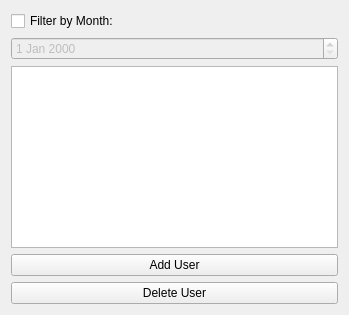
First picture: the form in src/memberlisttab.ui, repository tsukidan/team-blank-CS1C, before the edit.
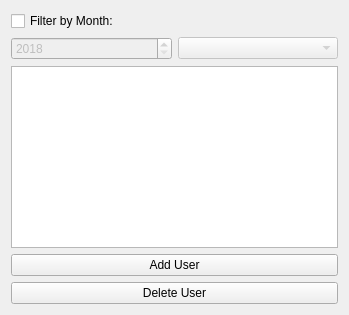
Second picture: the form after the edit.

Commit message: Start working on filter by month not just day

```diff
--- a/src/memberlisttab.ui
+++ b/src/memberlisttab.ui
@@ -22,11 +22,28 @@
     </widget>
    </item>
    <item>
-    <widget class="QDateEdit" name="filterMonth">
+    <layout class="QHBoxLayout" name="horizontalLayout_2">
+     <item>
+      <widget class="QSpinBox" name="yearSpinBox">
      <property name="enabled">
       <bool>false</bool>
      </property>
-    </widget>
+       <property name="minimum">
+        <number>2018</number>
+       </property>
+       <property name="maximum">
+        <number>2025</number>
+       </property>
+      </widget>
+     </item>
+     <item>
+      <widget class="QComboBox" name="monthComboBox">
+       <property name="enabled">
+        <bool>false</bool>
+       </property>
+      </widget>
+     </item>
+    </layout>
    </item>
    <item>
     <widget class="QTableView" name="memberTable">
```
Lines whose indentation alone changed are shown as unchanged. The commit also changes 2 other files.
